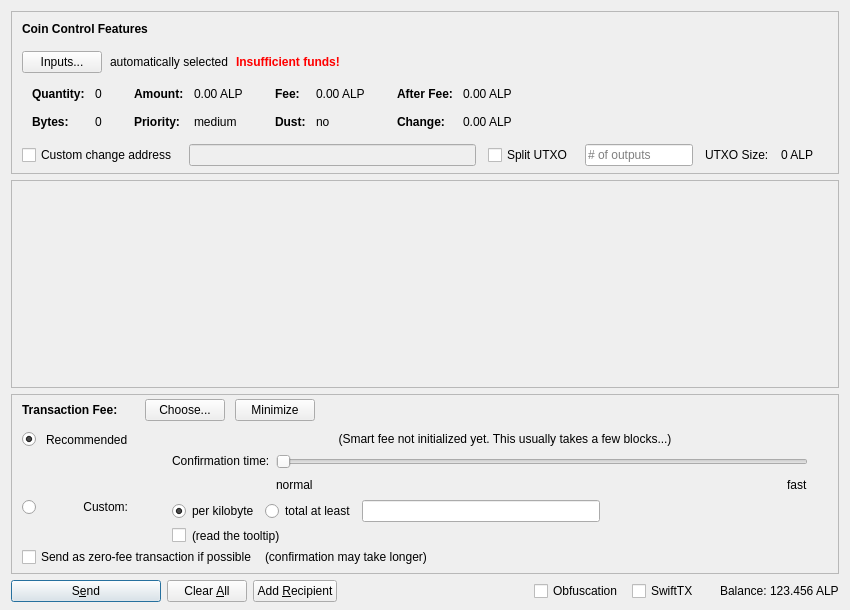
First picture: the form in src/qt/forms/sendcoinsdialog.ui, repository revivalist777/quarck, before the edit.
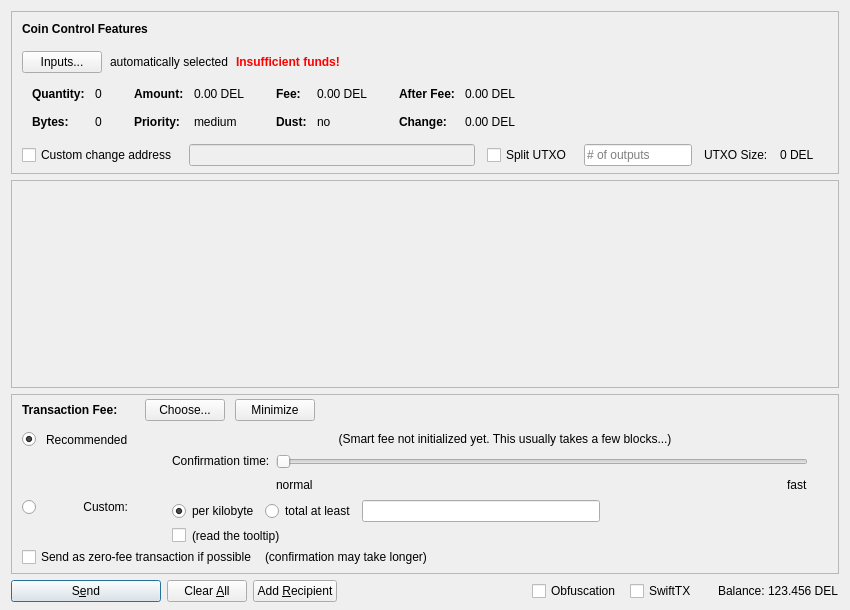
Second picture: the form after the edit. Icons and pictures are not drawn. Custom widgets are drawn as their Qt base class.

Diff of the .ui file:
```diff
--- a/src/qt/forms/sendcoinsdialog.ui
+++ b/src/qt/forms/sendcoinsdialog.ui
@@ -324,7 +324,7 @@
                   <enum>Qt::ActionsContextMenu</enum>
                  </property>
                  <property name="text">
-                  <string notr="true">0.00 ALP</string>
+                  <string notr="true">0.00 DEL</string>
                  </property>
                  <property name="textInteractionFlags">
                   <set>Qt::LinksAccessibleByMouse|Qt::TextSelectableByKeyboard|Qt::TextSelectableByMouse</set>
@@ -404,7 +404,7 @@
                   <enum>Qt::ActionsContextMenu</enum>
                  </property>
                  <property name="text">
-                  <string notr="true">0.00 ALP</string>
+                  <string notr="true">0.00 DEL</string>
                  </property>
                  <property name="textInteractionFlags">
                   <set>Qt::LinksAccessibleByMouse|Qt::TextSelectableByKeyboard|Qt::TextSelectableByMouse</set>
@@ -484,7 +484,7 @@
                   <enum>Qt::ActionsContextMenu</enum>
                  </property>
                  <property name="text">
-                  <string notr="true">0.00 ALP</string>
+                  <string notr="true">0.00 DEL</string>
                  </property>
                  <property name="textInteractionFlags">
                   <set>Qt::LinksAccessibleByMouse|Qt::TextSelectableByKeyboard|Qt::TextSelectableByMouse</set>
@@ -513,7 +513,7 @@
                   <enum>Qt::ActionsContextMenu</enum>
                  </property>
                  <property name="text">
-                  <string notr="true">0.00 ALP</string>
+                  <string notr="true">0.00 DEL</string>
                  </property>
                  <property name="textInteractionFlags">
                   <set>Qt::LinksAccessibleByMouse|Qt::TextSelectableByKeyboard|Qt::TextSelectableByMouse</set>
@@ -594,7 +594,7 @@
           <item>
            <widget class="QLabel" name="labelBlockSize">
             <property name="text">
-             <string>0 ALP</string>
+             <string>0 DEL</string>
             </property>
            </widget>
           </item>
@@ -1435,7 +1435,7 @@
           <cursorShape>IBeamCursor</cursorShape>
          </property>
          <property name="text">
-          <string notr="true">123.456 ALP</string>
+          <string notr="true">123.456 DEL</string>
          </property>
          <property name="textInteractionFlags">
           <set>Qt::LinksAccessibleByMouse|Qt::TextSelectableByKeyboard|Qt::TextSelectableByMouse</set>
```
Left out of the diff: 8 changed lines with no effect on the pictures.
